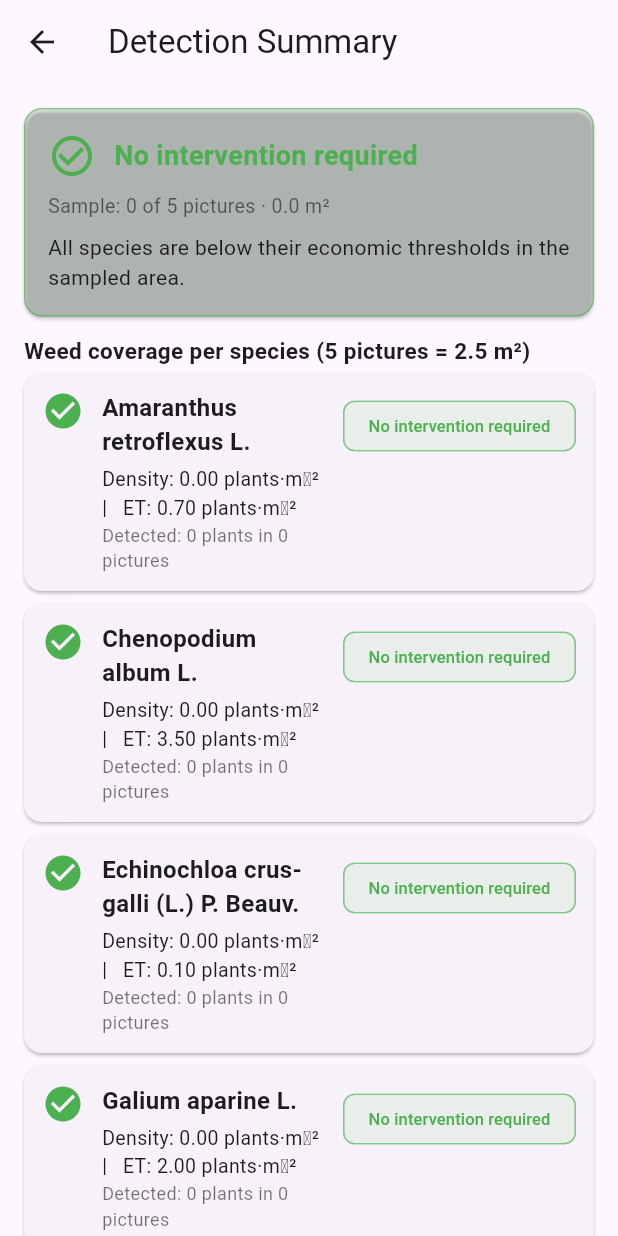
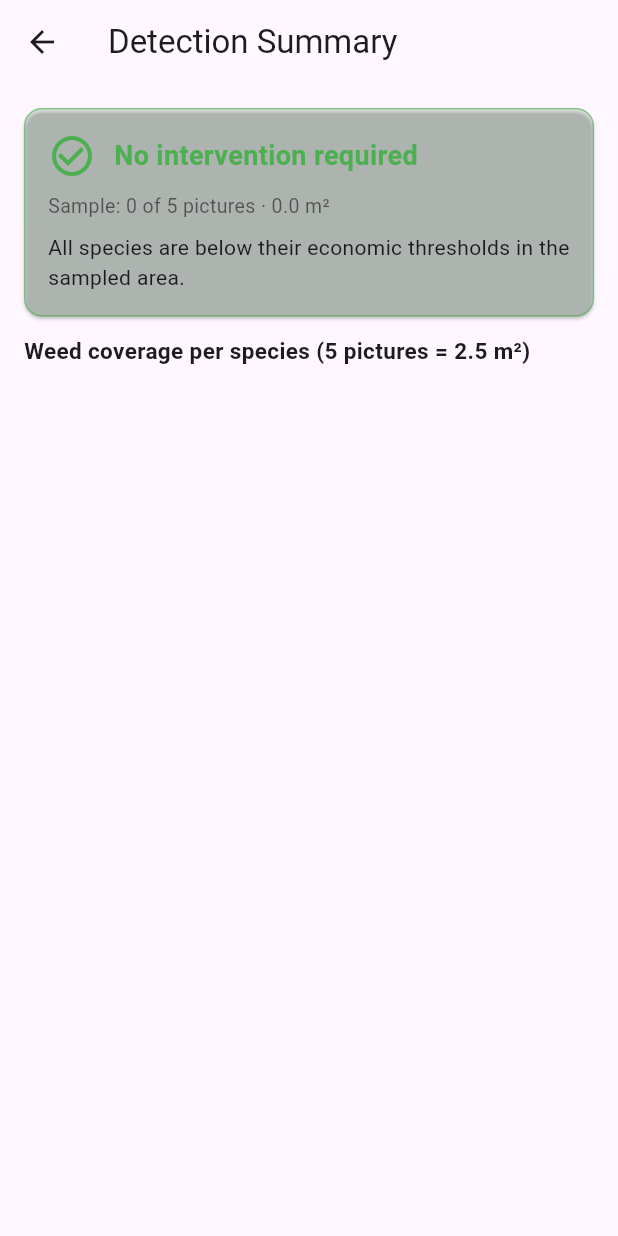
Before and after one commit to Jabkin1/Edge_weedcounter, a Flutter app: the SummaryPage screen opened by its route, on a phone screen of 412 x 824 dp. Run offline on Flutter 3.47's test engine with Material 3 defaults, Android fonts, the phone set to English and light mode, and no system bars; our stand-ins replace camera, csv, image_picker; missing offline and left inert: tflite_flutter.

Commit message:
-simplified code, used the plant_data helper page instead of hard coded values

```diff
--- a/lib/pages/summary_page.dart
+++ b/lib/pages/summary_page.dart
@@ -14,19 +14,6 @@ class SummaryPage extends StatelessWidget {
       };
 
   String _densityText(double v) => v.toStringAsFixed(2);
-
-  /// Scientific name from the plant CSV when available, else built-in data.
-  String _sciName(String label) {
-    final fromCsv = plant_data.getScientificName(label);
-    return fromCsv.isNotEmpty
-        ? fromCsv
-        : (CropProtectionThresholds.speciesNames[label] ?? label);
-  }
-
-  String _commonName(String label) {
-    final fromCsv = plant_data.getName(label);
-    return fromCsv.isNotEmpty ? fromCsv : '';
-  }
 
   Widget _buildHeader(
     BuildContext context,
@@ -65,7 +52,7 @@ class SummaryPage extends StatelessWidget {
 
     final actionList = triggers
         .map((t) =>
-            '${_sciName(t.label)} (${_densityText(t.densityPerM2)} / ${_densityText(t.economicThreshold)} plants·m⁻²)')
+            '${plant_data.getScientificName(t.label)} (${_densityText(t.densityPerM2)} / ${_densityText(t.economicThreshold)} plants·m⁻²)')
         .join('\n');
 
     return Card(
@@ -126,7 +113,7 @@ class SummaryPage extends StatelessWidget {
 
   Widget _buildAssessmentTile(BuildContext context, SpeciesAssessment a) {
     final (icon, color) = _styleFor(a.recommendation);
-    final common = _commonName(a.label);
+    final common = plant_data.getName(a.label);
     // Spraying (pulverisation) notification when intervention is recommended.
     final showSpray = a.recommendation == Recommendation.intervention &&
         plant_data.getRow(a.label) != null;
@@ -144,7 +131,7 @@ class SummaryPage extends StatelessWidget {
                 crossAxisAlignment: CrossAxisAlignment.start,
                 children: [
                   Text(
-                    _sciName(a.label),
+                    plant_data.getScientificName(a.label),
                     style: const TextStyle(
                       fontSize: 16,
                       fontWeight: FontWeight.w600,
--- a/lib/utils/aggregator.dart
+++ b/lib/utils/aggregator.dart
@@ -1,3 +1,5 @@
+import 'package:yweed_counter_plus/utils/plant_data.dart';
+
 /// Recommendation issued for a weed species relative to its economic threshold (ET).
 enum Recommendation {
   noAction,
@@ -9,59 +11,6 @@ enum Recommendation {
         Recommendation.borderline => 'Borderline - manual verification advised',
         Recommendation.intervention => 'Intervention recommended',
       };
-}
-
-/// Reference data used to interpret weed coverage (economic thresholds and species names).
-class CropProtectionThresholds {
-  CropProtectionThresholds._();
-
-  /// Economic thresholds in [plants m⁻²] per species, keyed by EPPO/BAYER code.
-  static const Map<String, double> economicThresholds = {
-    'amare': 0.7, //  Amaranthus retroflexus L.
-    'cheal': 3.5, //  Chenopodium album L.
-    'echcg': 0.1, //  Echinochloa crus-galli (L.) P. Beauv.
-    'galap': 2.0, //  Galium aparine L.
-    'meran': 4.0, //  Mercurialis annua L.
-    'paprh': 8.0, //  Papaver rhoeas L.
-    'polla': 1.0, //  Persicaria lapathifolia (L.) Delarbre
-    'solni': 1.0, //  Solanum nigrum L.
-    'sonas': 1.0, //  Sonchus asper (L.) Hill
-    'steme': 11.0, // Stellaria media (L.) Vill.
-    'verpe': 20.0, // Veronica persica Poir.
-  };
-
-  /// Scientific species names (BAYER code -> name). Only weed species that carry
-  /// an economic threshold are listed; the crop ('maize') is excluded on purpose.
-  static const Map<String, String> speciesNames = {
-    'amare': 'Amaranthus retroflexus L.',
-    'cheal': 'Chenopodium album L.',
-    'echcg': 'Echinochloa crus-galli (L.) P. Beauv.',
-    'galap': 'Galium aparine L.',
-    'meran': 'Mercurialis annua L.',
-    'paprh': 'Papaver rhoeas L.',
-    'polla': 'Persicaria lapathifolia (L.) Delarbre',
-    'solni': 'Solanum nigrum L.',
-    'sonas': 'Sonchus asper (L.) Hill',
-    'steme': 'Stellaria media (L.) Vill.',
-    'verpe': 'Veronica persica Poir.',
-  };
-
-  /// YOLO class order as declared in assets/labels.txt. Used as a fallback to
-  /// resolve a detection that only carries a numeric class index.
-  static const List<String> labelOrder = [
-    'steme',
-    'echcg',
-    'solni',
-    'cheal',
-    'maize',
-    'amare',
-    'verpe',
-    'polla',
-    'galap',
-    'paprh',
-    'meran',
-    'sonas',
-  ];
 }
 
 /// Coverage assessment of a single weed species against its economic threshold (ET).
@@ -90,7 +39,7 @@ class DetectionAggregator {
   static const double sampleAreaM2 = 2.5;
 
   /// Each picture therefore covers 0.5 m².
-  static const double areaPerPictureM2 = sampleAreaM2 / pictureSampleSize;
+  static const double areaPerPictureM2 = 0.5;
 
   /// Densities within ±10% of the ET are treated as borderline (manual check).
   static const double borderlineTolerance = 0.10;
@@ -120,7 +69,7 @@ class DetectionAggregator {
     int count = 0;
     for (final detectionList in history) {
       for (final item in detectionList) {
-        if (item['label'] == label || item['classIndex'] == _codeToIndex(label)) {
+        if (item['label'] == label) {
           total += (item['confidence'] as num).toDouble();
           count++;
         }
@@ -173,15 +122,14 @@ class DetectionAggregator {
   List<SpeciesAssessment> assessCoverage() {
     final densities = densityPerLabel();
     return [
-      for (final entry in CropProtectionThresholds.economicThresholds.entries)
-        SpeciesAssessment(
-          label: entry.key,
-          speciesName:
-              CropProtectionThresholds.speciesNames[entry.key] ?? entry.key,
-          densityPerM2: densities[entry.key] ?? 0.0,
-          economicThreshold: entry.value,
-          recommendation:
-              classifyDensity(densities[entry.key] ?? 0.0, entry.value),
+      for (final entry in plant_data.getLabels())
+        if (plant_data.getThreshold(entry) >= 0 && (densities[entry]??0) > 0)/// super important to avoid including corn in the mix
+          SpeciesAssessment(
+            label: entry,
+            speciesName: plant_data.getScientificName(entry),
+            densityPerM2: densities[entry] ?? 0.0,
+            economicThreshold: plant_data.getThreshold(entry),
+            recommendation: classifyDensity(densities[entry] ?? 0.0, plant_data.getThreshold(entry)),
         ),
     ];
   }
@@ -212,29 +160,6 @@ class DetectionAggregator {
   /// Handles both the resolved labels ('amare', 'steme', ...) and raw fallbacks
   /// ('class_5') produced by the YOLO post-processor.
   static String resolveSpeciesCode(Object? label, Object? classIndex) {
-    if (label is String) {
-      if (CropProtectionThresholds.labelOrder.contains(label) ||
-          CropProtectionThresholds.economicThresholds.containsKey(label)) {
-        return label;
-      }
-      if (label.startsWith('class_')) {
-        final idx = int.tryParse(label.substring('class_'.length));
-        if (idx != null && idx >= 0 && idx < CropProtectionThresholds.labelOrder.length) {
-          return CropProtectionThresholds.labelOrder[idx];
-        }
-      }
-    }
-    if (classIndex is num) {
-      final idx = classIndex.toInt();
-      if (idx >= 0 && idx < CropProtectionThresholds.labelOrder.length) {
-        return CropProtectionThresholds.labelOrder[idx];
-      }
-    }
     return label is String ? label : 'Unknown';
   }
-
-  static int? _codeToIndex(String code) {
-    final idx = CropProtectionThresholds.labelOrder.indexOf(code);
-    return idx >= 0 ? idx : null;
-  }
 }
```
Also changed, not shown: pubspec.lock, 3 other files.
